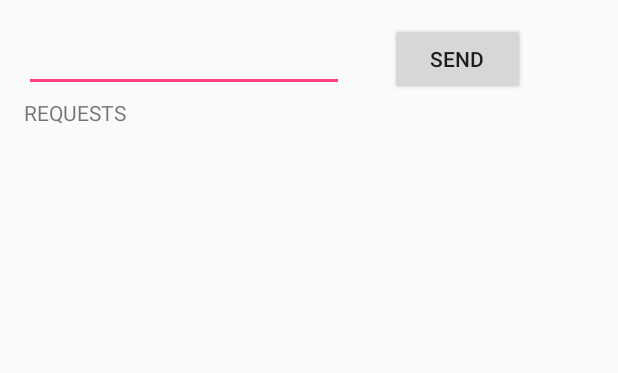
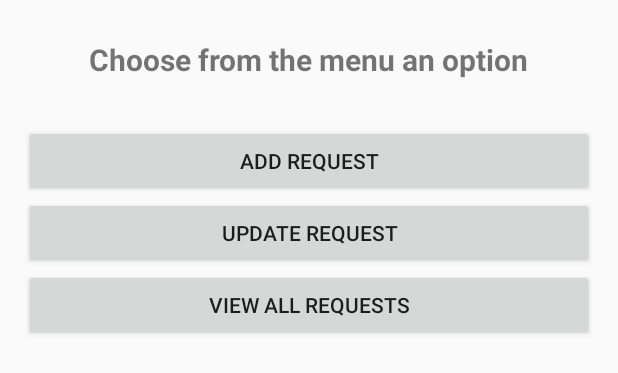
Before and after one commit to ioanabumbar/FriendsTracker, an Android app: the layout activity_main.xml on its own in the app's theme, with its tools: preview values and no code run, on a phone screen of 412 x 824 dp. Shown: the top 373 px of the screen. Run offline under Robolectric (Android 15) with nearby library versions, the phone set to English and light mode, and no system bars.

Commit message:
CRUD android

```diff
--- a/MyApplication/app/src/main/AndroidManifest.xml
+++ b/MyApplication/app/src/main/AndroidManifest.xml
@@ -1,6 +1,8 @@
 <?xml version="1.0" encoding="utf-8"?>
 <manifest xmlns:android="http://schemas.android.com/apk/res/android"
     package="com.example.lenovo.myapplication">
+
+    <uses-permission android:name="android.permission.INTERNET" />
 
     <application
         android:allowBackup="true"
@@ -19,8 +21,9 @@
                 <category android:name="android.intent.category.LAUNCHER" />
             </intent-filter>
         </activity>
-        <activity android:name=".ListItemRegisters" />
         <activity android:name=".RequestDetail"></activity>
+        <activity android:name=".ViewAllRequests"></activity>
+        <activity android:name=".AddUpdateRequest" />
     </application>
 
 </manifest>
--- a/MyApplication/app/src/main/res/layout/activity_main.xml
+++ b/MyApplication/app/src/main/res/layout/activity_main.xml
@@ -1,60 +1,44 @@
 <?xml version="1.0" encoding="utf-8"?>
-<android.support.design.widget.CoordinatorLayout xmlns:android="http://schemas.android.com/apk/res/android"
-    xmlns:app="http://schemas.android.com/apk/res-auto"
+<LinearLayout xmlns:android="http://schemas.android.com/apk/res/android"
     xmlns:tools="http://schemas.android.com/tools"
     android:layout_width="match_parent"
     android:layout_height="match_parent"
-    tools:context="com.example.lenovo.myapplication.MainActivity">
+    android:paddingLeft="@dimen/activity_horizontal_margin"
+    android:orientation="vertical"
+    android:paddingRight="@dimen/activity_horizontal_margin"
+    android:paddingTop="@dimen/activity_vertical_margin"
+    android:paddingBottom="@dimen/activity_vertical_margin" tools:context=".MainActivity"
+    android:gravity="center_horizontal">
 
 
-    <EditText
-        android:id="@+id/editText"
-        android:layout_width="wrap_content"
+
+<TextView android:text="@string/choose_menu" android:layout_width="wrap_content"
         android:layout_height="wrap_content"
-        android:layout_marginBottom="16dp"
-        android:layout_marginStart="16dp"
-        android:layout_marginLeft="16dp"
-        android:layout_marginTop="16dp"
-        android:ems="10"
-        android:inputType="textPersonName"
-        app:layout_constraintBottom_toTopOf="@+id/textView"
-        app:layout_constraintEnd_toStartOf="@+id/button"
-        app:layout_constraintHorizontal_bias="0.5"
-        app:layout_constraintStart_toStartOf="parent"
-        app:layout_constraintTop_toTopOf="parent" />
+        android:paddingTop="@dimen/header_margin"
+        android:paddingRight="@dimen/header_margin"
+        android:paddingLeft="@dimen/header_margin"
+        android:paddingBottom="@dimen/header_bottom_margin"
+        android:textSize="@dimen/text_size"
+        android:fontFamily="sans-serif"
+        android:textStyle="bold"
+        android:gravity="clip_horizontal" />
 
     <Button
-        android:id="@+id/button"
-        android:layout_width="90dp"
+        android:id="@+id/button_add_request"
+        android:layout_width="match_parent"
         android:layout_height="wrap_content"
-        android:layout_marginStart="260dp"
-        android:layout_marginLeft="16dp"
-        android:layout_marginTop="15dp"
-        android:elevation="0dp"
-        android:onClick="sendMail"
-        android:text="Send"
-        app:layout_constraintBaseline_toBaselineOf="@+id/editText"
-        app:layout_constraintEnd_toEndOf="parent"
-        app:layout_constraintHorizontal_bias="0.5"
-        app:layout_constraintStart_toEndOf="@+id/editText" />
+        android:text="@string/add_request"/>
 
-    <TextView
-        android:id="@+id/textView"
-        android:layout_width="wrap_content"
-        android:layout_height="22dp"
-        android:layout_marginEnd="16dp"
-        android:layout_marginStart="16dp"
-        android:layout_marginTop="65dp"
-        android:text="REQUESTS"
-        app:layout_constraintEnd_toEndOf="parent"
-        app:layout_constraintStart_toStartOf="parent"
-        app:layout_constraintTop_toBottomOf="@+id/button" />
+    <Button
+        android:id="@+id/button_update_request"
+        android:layout_width="match_parent"
+        android:layout_height="wrap_content"
+        android:text="@string/update_request"/>
 
+    <Button
+        android:id="@+id/button_view_requests"
+        android:layout_width="match_parent"
+        android:layout_height="wrap_content"
+        android:text="@string/view_all_requests" />
 
-    <ListView
-        android:id="@+id/request_list_view"
-        android:layout_width="match_parent"
-        android:layout_height="435dp"
-        android:layout_marginTop="80dp"
-        app:layout_constraintTop_toBottomOf="@+id/textView"></ListView>
-</android.support.design.widget.CoordinatorLayout>
+</LinearLayout>
--- a/MyApplication/app/src/main/res/values/dimens.xml
+++ b/MyApplication/app/src/main/res/values/dimens.xml
@@ -1,3 +1,13 @@
 <resources>
     <dimen name="fab_margin">16dp</dimen>
+    <dimen name="header_margin">10dp</dimen>
+    <dimen name="header_bottom_margin">30dp</dimen>
+    <dimen name="text_size">20sp</dimen>
+    <dimen name="activity_vertical_margin">16dp</dimen>
+    <dimen name="activity_horizontal_margin">16dp</dimen>
+    <dimen name="view_padding">10dp</dimen>
+    <dimen name="add_edit_textsize">18dp</dimen>
+    <dimen name="button_width">200dp</dimen>
+    <dimen name="button_height">50dp</dimen>
+    <dimen name="button_padding">20dp</dimen>
 </resources>
--- a/MyApplication/app/src/main/res/values/strings.xml
+++ b/MyApplication/app/src/main/res/values/strings.xml
@@ -1,4 +1,14 @@
 <resources>
     <string name="app_name">My Application</string>
     <string name="action_settings">Settings</string>
+    <string name="choose_menu">Choose from the menu an option</string>
+    <string name="add_request">Add Request</string>
+    <string name="update_request">Update Request</string>
+    <string name="view_all_requests">View All Requests</string>
+    <string name="add_request_type">Request type</string>
+    <string name="add_request_at">Request at</string>
+    <string name="add_request_for">Request for</string>
+    <string name="add_request_from">Request from</string>
+    <string name="add_request_status">Request status</string>
+    <string name="enter_request_id">Enter the id of the request you want to update</string>
 </resources>
```
Also changed, not shown: MyApplication/app/src/main/java/com/example/lenovo/myapplication/AddUpdateRequest.java (added, +89 -0 lines), MyApplication/app/src/main/java/com/example/lenovo/myapplication/ListItemRegisters.java (deleted, +0 -13 lines), MyApplication/app/src/main/java/com/example/lenovo/myapplication/MainActivity.java (+78 -11 lines), MyApplication/app/src/main/java/com/example/lenovo/myapplication/ViewAllRequests.java (added, +33 -0 lines), MyApplication/app/src/main/res/layout/activity_add_update_request.xml (added, +58 -0 lines), MyApplication/app/src/main/res/layout/activity_list_item_registers.xml (deleted, +0 -9 lines), MyApplication/app/src/main/res/layout/activity_view_all_requests.xml (added, +18 -0 lines), MyApplication/app/src/main/res/layout/dialog_get_request_id.xml (added, +23 -0 lines).
